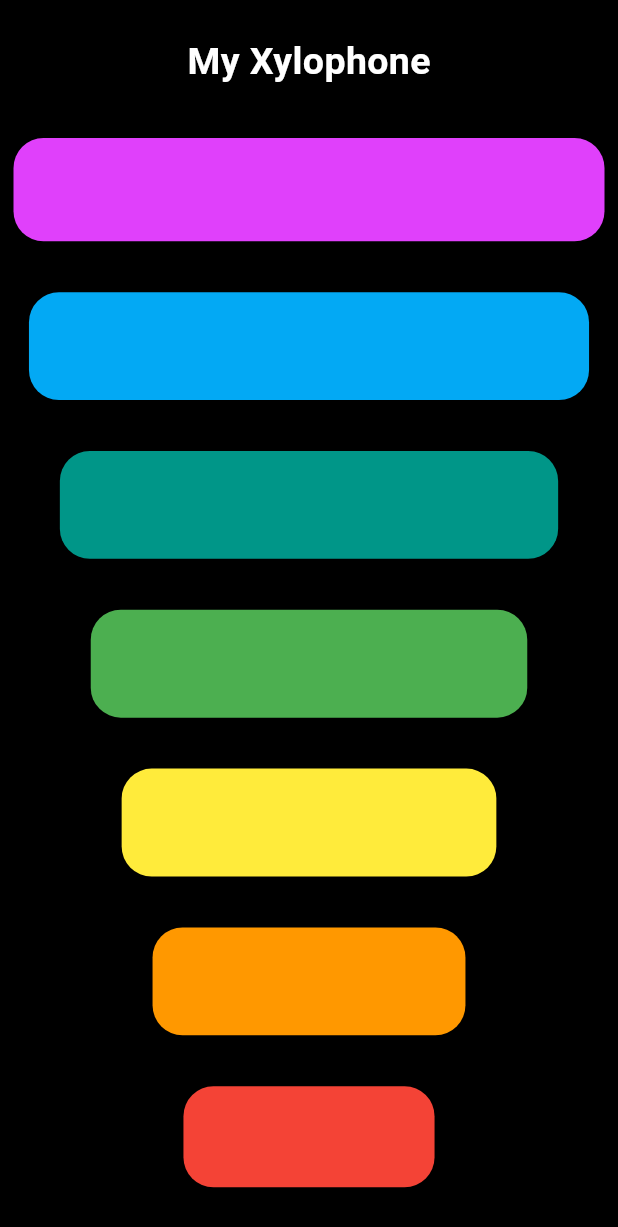
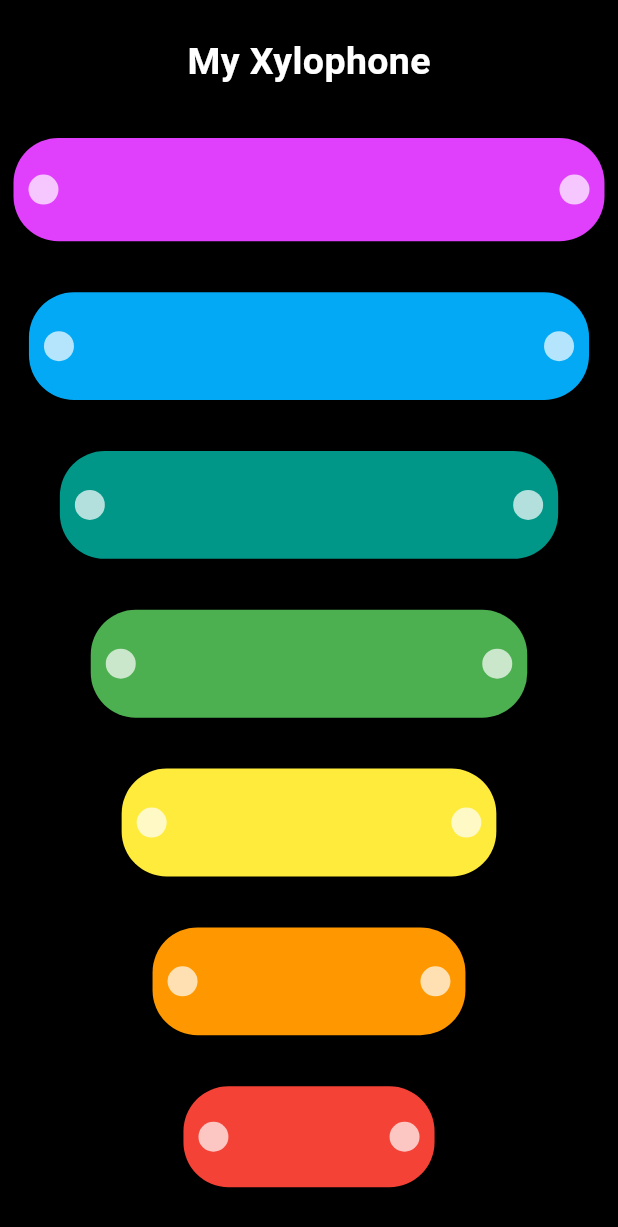
Before and after one commit to ZARRAR-1/xylophone_instrument, a Flutter app: the screen it shows after launch, on a phone screen of 412 x 824 dp. Shown: the top 1227 px of the screen. Run offline on Flutter 3.47's test engine with Material 3 defaults, Android fonts, the phone set to English and light mode, and no system bars; our stand-ins replace audioplayers, flutter_native_splash.

Commit message:
Updated buildKey1 method; added screws and Inkwell Widget playing sound on touch.
Remaining Tasks:
1) Splash Screen
2) Welcome Sound on splash

```diff
--- a/lib/main.dart
+++ b/lib/main.dart
@@ -47,19 +47,41 @@
   Widget buildKey1({required soundNum, required bgColor}) {
     return Expanded(
       flex: 5,
+      child: InkWell(
+        onTap: () async {
+          playSound(soundNumber: soundNum);
+        },
         child: Container(
           child: Card.filled(
             shape: const RoundedRectangleBorder(
               borderRadius: BorderRadius.all(
-              Radius.circular(20),
+                Radius.circular(30),
               ),
             ),
             color: bgColor,
-          child: const Row(
+            child: Row(
+              mainAxisAlignment: MainAxisAlignment.spaceBetween,
               children: [
-              Card(),
-              Card(),
+                Padding(
+                  padding: const EdgeInsets.all(10.0),
+                  child: Container(
+                    height: 20,
+                    width: 20,
+                    decoration: const BoxDecoration(
+                        shape: BoxShape.circle, color: Colors.white70),
+                  ),
+                ),
+                Padding(
+                  padding: const EdgeInsets.all(10.0),
+                  child: Container(
+                    height: 20,
+                    width: 20,
+                    decoration: const BoxDecoration(
+                        shape: BoxShape.circle, color: Colors.white70),
+                  ),
+                ),
               ],
+            ),
           ),
         ),
       ),
```
Lines whose indentation alone changed are shown as unchanged.
